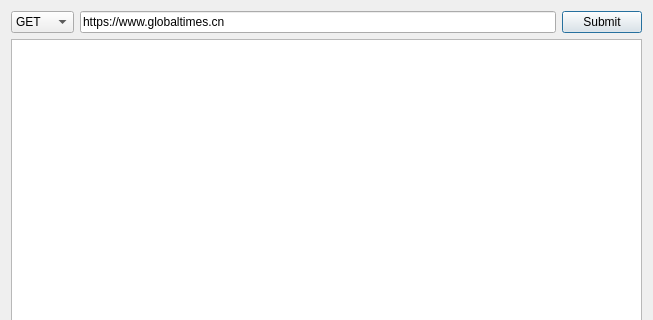
First picture: the form in dialog.ui, repository lingdan2008/qt_http_client, before the edit; both pictures show x 0 to 653 and y 0 to 320 of the 653 by 505 pixel window.
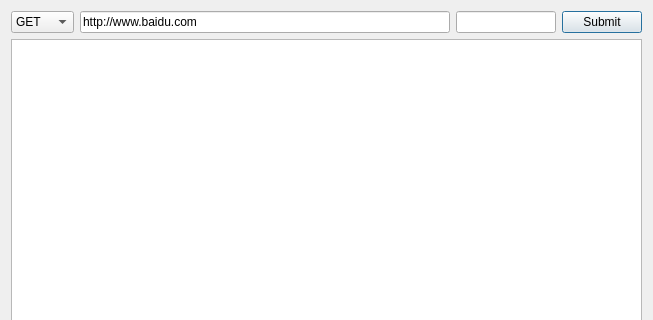
Second picture: the form after the edit.

```diff
--- a/dialog.ui
+++ b/dialog.ui
@@ -35,7 +35,17 @@
        <item>
         <widget class="QLineEdit" name="lineEdit">
          <property name="text">
-          <string>https://www.globaltimes.cn</string>
+          <string>http://www.baidu.com</string>
+         </property>
+        </widget>
+       </item>
+       <item>
+        <widget class="QLineEdit" name="lineEdit_2">
+         <property name="maximumSize">
+          <size>
+           <width>100</width>
+           <height>16777215</height>
+          </size>
          </property>
         </widget>
        </item>
```
